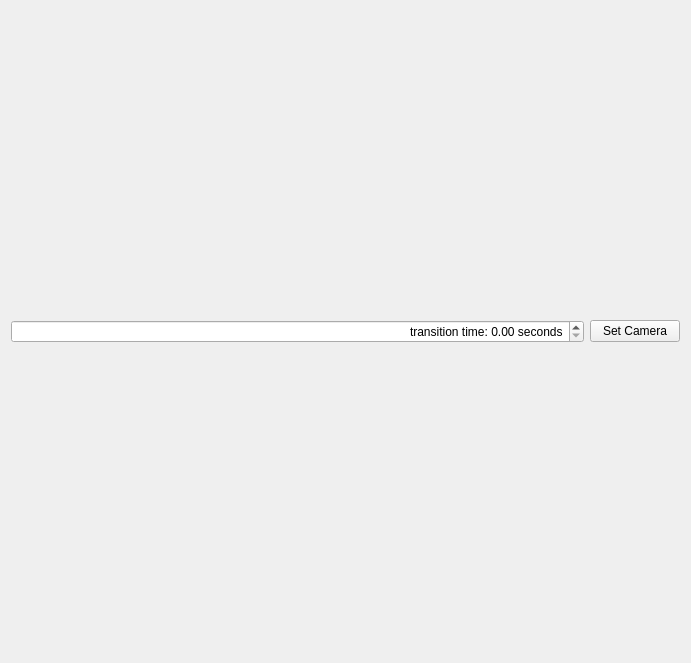
This is rqt_pose_interpolator/src/pose_interpolator.ui in AIS-Bonn/rviz_cinematographer as Qt 5 draws it before an edit. The edited form follows.
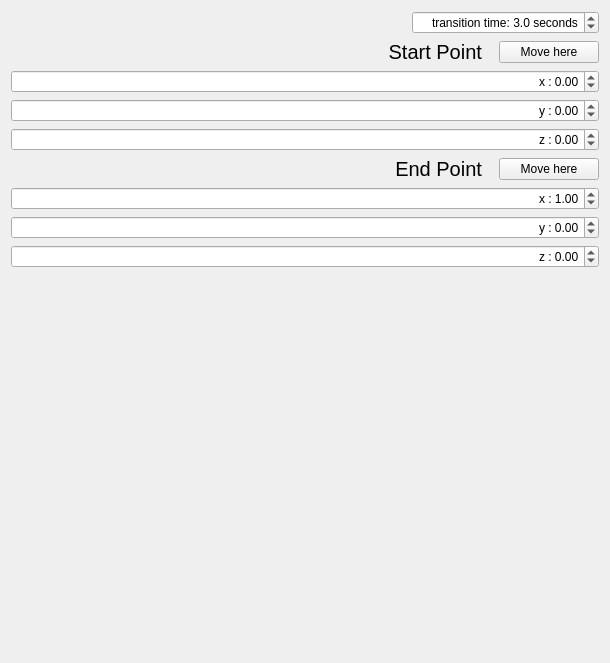
This is the edited form.

Commit message: rqt_pose_interpolator: added spin boxes to define start and end point + buttons to move to each point

```diff
--- a/rqt_pose_interpolator/src/pose_interpolator.ui
+++ b/rqt_pose_interpolator/src/pose_interpolator.ui
@@ -6,7 +6,7 @@
    <rect>
     <x>0</x>
     <y>0</y>
-    <width>691</width>
+    <width>610</width>
     <height>663</height>
    </rect>
   </property>
@@ -18,6 +18,19 @@
     <layout class="QVBoxLayout" name="mainLayout">
      <item>
       <layout class="QHBoxLayout" name="controlsLayout">
+       <item>
+        <spacer name="horizontalSpacer">
+         <property name="orientation">
+          <enum>Qt::Horizontal</enum>
+         </property>
+         <property name="sizeHint" stdset="0">
+          <size>
+           <width>40</width>
+           <height>20</height>
+          </size>
+         </property>
+        </spacer>
+       </item>
        <item>
         <widget class="QDoubleSpinBox" name="transition_time_spin_box">
          <property name="alignment">
@@ -29,35 +42,254 @@
          <property name="suffix">
           <string> seconds</string>
          </property>
+         <property name="decimals">
+          <number>1</number>
+         </property>
+         <property name="singleStep">
+          <double>0.100000000000000</double>
+         </property>
+         <property name="value">
+          <double>3.000000000000000</double>
+         </property>
         </widget>
        </item>
+      </layout>
+     </item>
+     <item>
+      <layout class="QHBoxLayout" name="horizontalLayout">
        <item>
-        <widget class="QPushButton" name="set_camera_button">
-         <property name="sizePolicy">
-          <sizepolicy hsizetype="Fixed" vsizetype="Fixed">
-           <horstretch>0</horstretch>
-           <verstretch>0</verstretch>
-          </sizepolicy>
-         </property>
-         <property name="minimumSize">
-          <size>
-           <width>70</width>
-           <height>0</height>
-          </size>
-         </property>
-         <property name="maximumSize">
-          <size>
-           <width>90</width>
-           <height>16777215</height>
-          </size>
-         </property>
-         <property name="text">
-          <string>Set Camera</string>
-         </property>
-         <property name="checkable">
-          <bool>true</bool>
-         </property>
-        </widget>
+        <layout class="QVBoxLayout" name="verticalLayout">
+         <item>
+          <layout class="QHBoxLayout" name="horizontalLayout_2">
+           <item>
+            <spacer name="horizontalSpacer_2">
+             <property name="orientation">
+              <enum>Qt::Horizontal</enum>
+             </property>
+             <property name="sizeHint" stdset="0">
+              <size>
+               <width>40</width>
+               <height>20</height>
+              </size>
+             </property>
+            </spacer>
+           </item>
+           <item>
+            <widget class="QLabel" name="label">
+             <property name="font">
+              <font>
+               <pointsize>15</pointsize>
+              </font>
+             </property>
+             <property name="text">
+              <string>Start Point  </string>
+             </property>
+             <property name="alignment">
+              <set>Qt::AlignRight|Qt::AlignTrailing|Qt::AlignVCenter</set>
+             </property>
+            </widget>
+           </item>
+           <item>
+            <widget class="QPushButton" name="move_to_start_button">
+             <property name="sizePolicy">
+              <sizepolicy hsizetype="Fixed" vsizetype="Fixed">
+               <horstretch>0</horstretch>
+               <verstretch>0</verstretch>
+              </sizepolicy>
+             </property>
+             <property name="minimumSize">
+              <size>
+               <width>100</width>
+               <height>0</height>
+              </size>
+             </property>
+             <property name="maximumSize">
+              <size>
+               <width>100</width>
+               <height>16777215</height>
+              </size>
+             </property>
+             <property name="text">
+              <string>Move here</string>
+             </property>
+             <property name="checkable">
+              <bool>true</bool>
+             </property>
+            </widget>
+           </item>
+          </layout>
+         </item>
+         <item>
+          <widget class="QDoubleSpinBox" name="start_x_spin_box">
+           <property name="alignment">
+            <set>Qt::AlignRight|Qt::AlignTrailing|Qt::AlignVCenter</set>
+           </property>
+           <property name="prefix">
+            <string>x : </string>
+           </property>
+           <property name="minimum">
+            <double>-99.000000000000000</double>
+           </property>
+           <property name="singleStep">
+            <double>0.010000000000000</double>
+           </property>
+          </widget>
+         </item>
+         <item>
+          <widget class="QDoubleSpinBox" name="start_y_spin_box">
+           <property name="alignment">
+            <set>Qt::AlignRight|Qt::AlignTrailing|Qt::AlignVCenter</set>
+           </property>
+           <property name="prefix">
+            <string>y : </string>
+           </property>
+           <property name="minimum">
+            <double>-99.000000000000000</double>
+           </property>
+           <property name="singleStep">
+            <double>0.010000000000000</double>
+           </property>
+          </widget>
+         </item>
+         <item>
+          <widget class="QDoubleSpinBox" name="start_z_spin_box">
+           <property name="alignment">
+            <set>Qt::AlignRight|Qt::AlignTrailing|Qt::AlignVCenter</set>
+           </property>
+           <property name="prefix">
+            <string>z : </string>
+           </property>
+           <property name="minimum">
+            <double>-99.000000000000000</double>
+           </property>
+           <property name="singleStep">
+            <double>0.010000000000000</double>
+           </property>
+          </widget>
+         </item>
+         <item>
+          <layout class="QVBoxLayout" name="verticalLayout_2">
+           <item>
+            <layout class="QHBoxLayout" name="horizontalLayout_3">
+             <item>
+              <spacer name="horizontalSpacer_3">
+               <property name="orientation">
+                <enum>Qt::Horizontal</enum>
+               </property>
+               <property name="sizeHint" stdset="0">
+                <size>
+                 <width>40</width>
+                 <height>20</height>
+                </size>
+               </property>
+              </spacer>
+             </item>
+             <item>
+              <widget class="QLabel" name="label_2">
+               <property name="font">
+                <font>
+                 <pointsize>15</pointsize>
+                </font>
+               </property>
+               <property name="text">
+                <string>End Point  </string>
+               </property>
+               <property name="alignment">
+                <set>Qt::AlignRight|Qt::AlignTrailing|Qt::AlignVCenter</set>
+               </property>
+              </widget>
+             </item>
+             <item>
+              <widget class="QPushButton" name="move_to_end_button">
+               <property name="minimumSize">
+                <size>
+                 <width>100</width>
+                 <height>0</height>
+                </size>
+               </property>
+               <property name="maximumSize">
+                <size>
+                 <width>100</width>
+                 <height>16777215</height>
+                </size>
+               </property>
+               <property name="text">
+                <string>Move here</string>
+               </property>
+              </widget>
+             </item>
+            </layout>
+           </item>
+           <item>
+            <widget class="QDoubleSpinBox" name="end_x_spin_box">
+             <property name="alignment">
+              <set>Qt::AlignRight|Qt::AlignTrailing|Qt::AlignVCenter</set>
+             </property>
+             <property name="prefix">
+              <string>x : </string>
+             </property>
+             <property name="minimum">
+              <double>-99.000000000000000</double>
+             </property>
+             <property name="singleStep">
+              <double>0.010000000000000</double>
+             </property>
+             <property name="value">
+              <double>1.000000000000000</double>
+             </property>
+            </widget>
+           </item>
+           <item>
+            <widget class="QDoubleSpinBox" name="end_y_spin_box">
+             <property name="alignment">
+              <set>Qt::AlignRight|Qt::AlignTrailing|Qt::AlignVCenter</set>
+             </property>
+             <property name="prefix">
+              <string>y : </string>
+             </property>
+             <property name="minimum">
+              <double>-99.000000000000000</double>
+             </property>
+             <property name="maximum">
+              <double>99.989999999999995</double>
+             </property>
+             <property name="singleStep">
+              <double>0.010000000000000</double>
+             </property>
+            </widget>
+           </item>
+           <item>
+            <widget class="QDoubleSpinBox" name="end_z_spin_box">
+             <property name="alignment">
+              <set>Qt::AlignRight|Qt::AlignTrailing|Qt::AlignVCenter</set>
+             </property>
+             <property name="prefix">
+              <string>z : </string>
+             </property>
+             <property name="minimum">
+              <double>-99.000000000000000</double>
+             </property>
+             <property name="singleStep">
+              <double>0.010000000000000</double>
+             </property>
+            </widget>
+           </item>
+           <item>
+            <spacer name="verticalSpacer_2">
+             <property name="orientation">
+              <enum>Qt::Vertical</enum>
+             </property>
+             <property name="sizeHint" stdset="0">
+              <size>
+               <width>20</width>
+               <height>40</height>
+              </size>
+             </property>
+            </spacer>
+           </item>
+          </layout>
+         </item>
+        </layout>
        </item>
       </layout>
      </item>
```
The commit also changes 2 other files.
